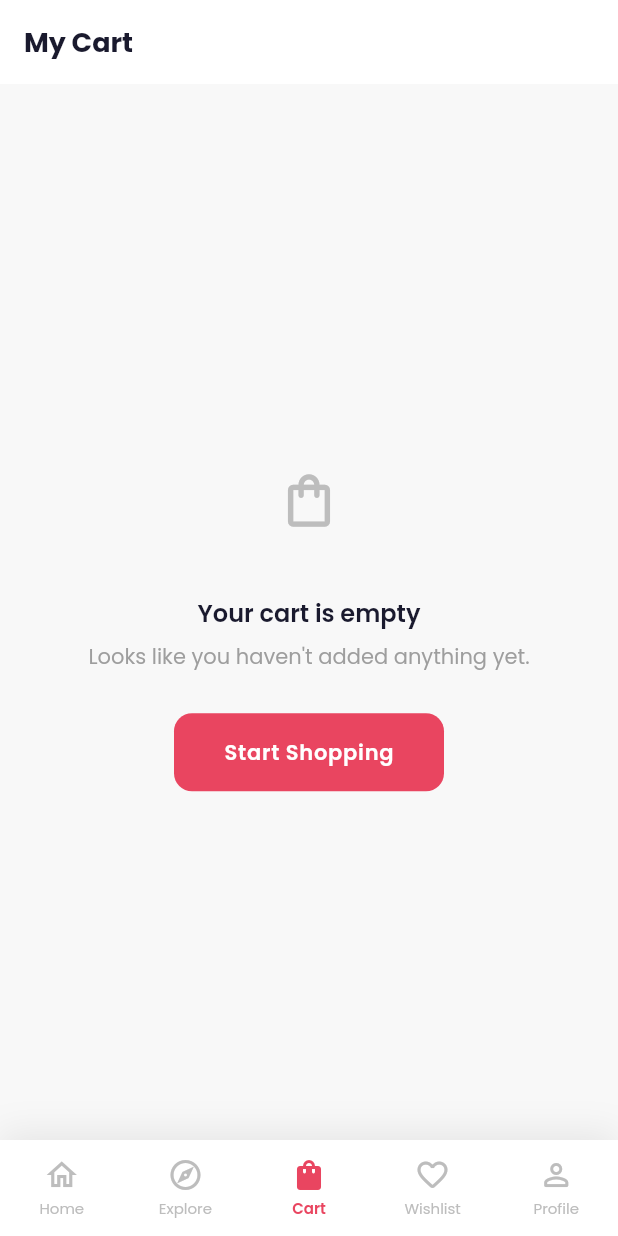
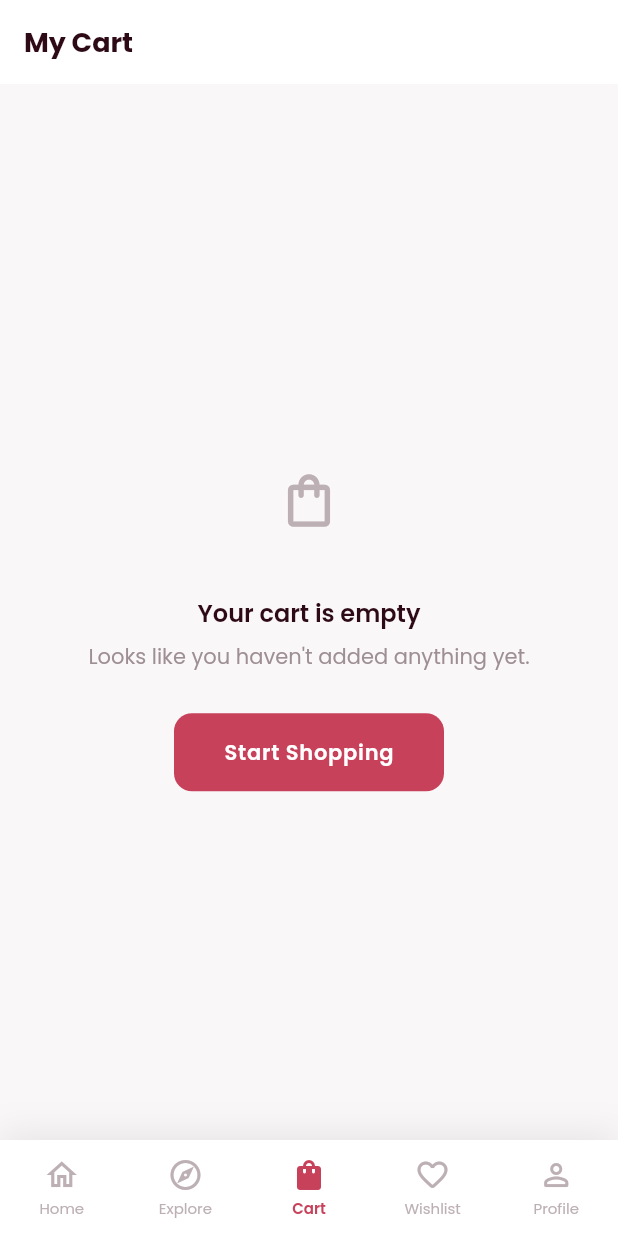
Before and after one commit to IsaraSE/smartcloset_app, a Flutter app: the CartScreen screen opened by its route, on a phone screen of 412 x 824 dp. Run offline on Flutter 3.47's test engine with Material 3 defaults, Android fonts, the phone set to English and light mode, and no system bars; our stand-ins replace cached_network_image, flutter_animate, flutter_riverpod, go_router, google_fonts, shimmer and 1 more.

Commit message:
feat: update color scheme to burgundy/wine-red palette
- Replace primary color from navy (#1A1A2E) to wine (#2D0A16)
- Replace secondary from hot pink (#E94560) to rich rose (#C8415B)
- Add new color tokens: wine, roseGold, warm-tinted greys
- Add wineGrad and roseAccentGrad gradient constants
- Update hero gradient overlay color

```diff
--- a/lib/main.dart
+++ b/lib/main.dart
@@ -38,35 +38,47 @@ void main() {
 
 class C {
   C._();
-  static const primary      = Color(0xFF1A1A2E);
-  static const secondary    = Color(0xFFE94560);
-  static const accent       = Color(0xFFF5F5F5);
-  static const primaryLight = Color(0xFF16213E);
+  static const primary      = Color(0xFF2D0A16);
+  static const secondary    = Color(0xFFC8415B);
+  static const accent       = Color(0xFFF5E6EA);
+  static const primaryLight = Color(0xFF4A1526);
+  static const wine         = Color(0xFF6B1D2A);
+  static const roseGold     = Color(0xFFD4A0A8);
   static const white        = Color(0xFFFFFFFF);
   static const black        = Color(0xFF000000);
-  static const g100 = Color(0xFFF8F8F8);
-  static const g200 = Color(0xFFEEEEEE);
-  static const g300 = Color(0xFFE0E0E0);
-  static const g400 = Color(0xFFBDBDBD);
-  static const g500 = Color(0xFF9E9E9E);
-  static const g600 = Color(0xFF757575);
-  static const g700 = Color(0xFF616161);
-  static const g800 = Color(0xFF424242);
-  static const success  = Color(0xFF4CAF50);
-  static const warning  = Color(0xFFFFC107);
-  static const error    = Color(0xFFF44336);
+  static const g100 = Color(0xFFFAF7F8);
+  static const g200 = Color(0xFFF0EAEC);
+  static const g300 = Color(0xFFE0D6D9);
+  static const g400 = Color(0xFFBDB0B5);
+  static const g500 = Color(0xFF9E8F94);
+  static const g600 = Color(0xFF756A6E);
+  static const g700 = Color(0xFF5C5255);
+  static const g800 = Color(0xFF3D3436);
+  static const success  = Color(0xFF2E7D32);
+  static const warning  = Color(0xFFF9A825);
+  static const error    = Color(0xFFD32F2F);
   static const shadow   = Color(0x14000000);
-  static const divider  = Color(0xFFEEEEEE);
+  static const divider  = Color(0xFFF0EAEC);
 
   static const LinearGradient heroGrad = LinearGradient(
     begin: Alignment.topCenter,
     end: Alignment.bottomCenter,
-    colors: [Colors.transparent, Color(0xDD1A1A2E)],
+    colors: [Colors.transparent, Color(0xDD2D0A16)],
   );
   static const LinearGradient primaryGrad = LinearGradient(
     begin: Alignment.topLeft,
     end: Alignment.bottomRight,
     colors: [primary, primaryLight],
+  );
+  static const LinearGradient wineGrad = LinearGradient(
+    begin: Alignment.topLeft,
+    end: Alignment.bottomRight,
+    colors: [Color(0xFF6B1D2A), Color(0xFF4A1526), Color(0xFF2D0A16)],
+  );
+  static const LinearGradient roseAccentGrad = LinearGradient(
+    begin: Alignment.topLeft,
+    end: Alignment.bottomRight,
+    colors: [Color(0xFFC8415B), Color(0xFFE06B7F)],
   );
 }
 
```
